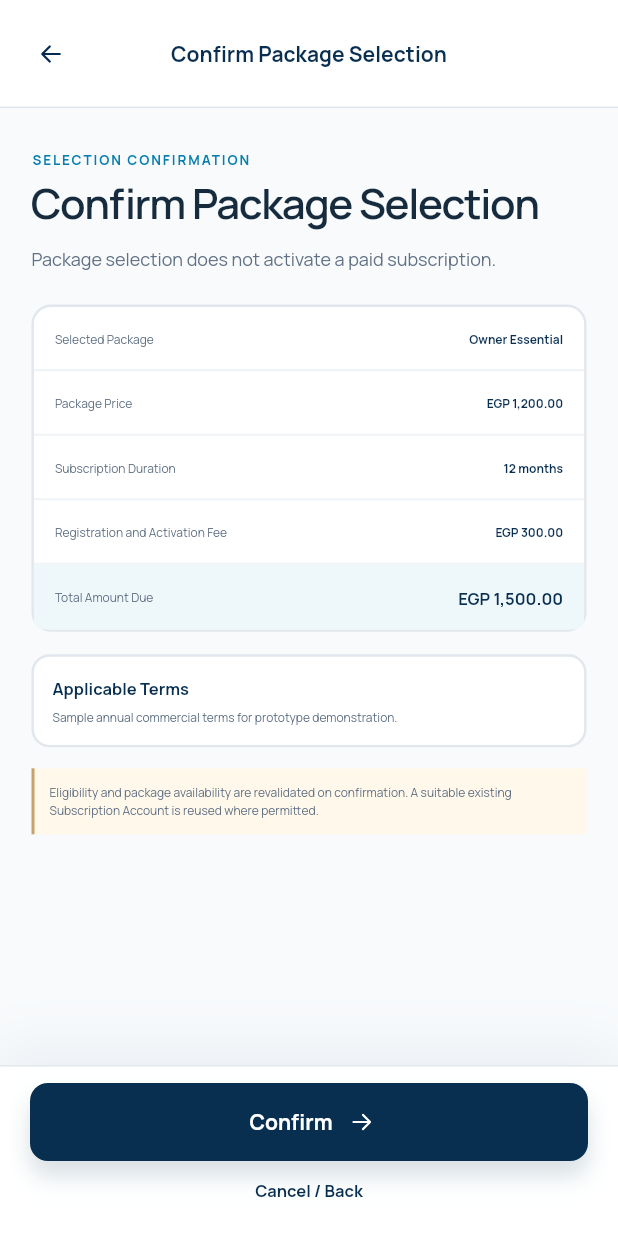
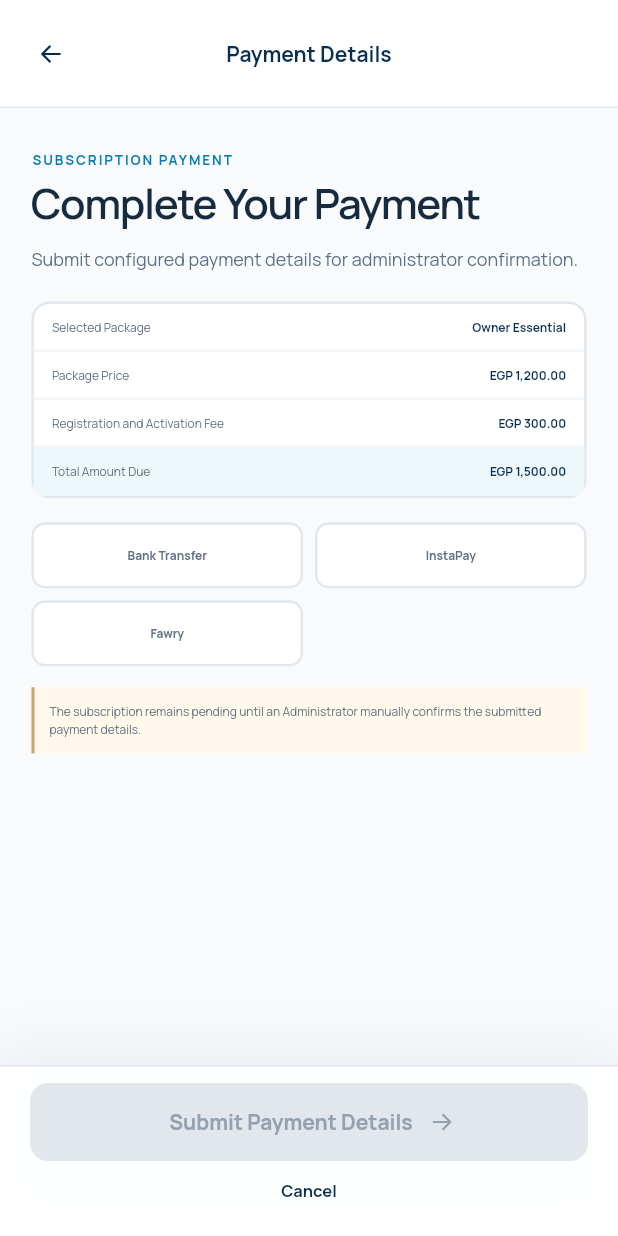
Before and after one commit to muhamedkrbalo/GO, a Flutter app: the OwnerPackageConfirmationScreen screen opened directly with sample values from the repository, after a tap on "Confirm", on a phone screen of 412 x 824 dp. Run offline on Flutter 3.47's test engine with Material 3 defaults, Android fonts, the phone set to English and light mode, and no system bars; our stand-ins replace bot_toast, cached_network_image, country_picker, dartz, dio, easy_localization and 22 more; missing offline and left inert: cached_network_svg_image; accounts and stored records are empty; project files that could hold a hidden picture were left out.

Commit message:
feat: Add payment method selection feature with UI components and state management (Payment Details Done )

```diff
--- a/lib/core/locale/app_locale_key.dart
+++ b/lib/core/locale/app_locale_key.dart
@@ -1172,4 +1172,13 @@ class AppLocaleKey {
   static const applicableTerms = 'applicableTerms';
   static const packageRevalidationNotice = 'packageRevalidationNotice';
   static const cancelOrBack = 'cancelOrBack';
+  static const paymentDetails = 'paymentDetails';
+  static const subscriptionPayment = 'subscriptionPayment';
+  static const completeYourPayment = 'completeYourPayment';
+  static const paymentDetailsDescription = 'paymentDetailsDescription';
+  static const bankTransfer = 'bankTransfer';
+  static const instaPay = 'instaPay';
+  static const fawry = 'fawry';
+  static const paymentPendingNotice = 'paymentPendingNotice';
+  static const submitPaymentDetails = 'submitPaymentDetails';
 }
--- a/lib/core/routes/app_routers.dart
+++ b/lib/core/routes/app_routers.dart
@@ -51,8 +51,10 @@ import '../../features/owner_navigation/presentation/view/screen/owner_navigatio
 import '../../features/owner_navigation/presentation/view/screen/owner_tab_placeholder_screen.dart';
 import '../../features/owner_packages/data/model/owner_package.dart';
 import '../../features/owner_packages/presentation/controller/owner_packages_cubit.dart';
+import '../../features/owner_packages/presentation/controller/package_payment_cubit.dart';
 import '../../features/owner_packages/presentation/view/screen/owner_package_confirmation_screen.dart';
 import '../../features/owner_packages/presentation/view/screen/owner_package_details_screen.dart';
+import '../../features/owner_packages/presentation/view/screen/owner_package_payment_screen.dart';
 import '../../features/owner_packages/presentation/view/screen/owner_packages_screen.dart';
 import '../../features/owner_registration/data/model/owner_unit.dart';
 import '../../features/owner_registration/data/model/registration_receipt.dart';
@@ -471,6 +473,16 @@ class AppRouters {
             OwnerPackageConfirmationScreen(package: state.extra! as OwnerPackage),
       ),
       GoRoute(
+        path: RoutePaths.ownerPackagePayment,
+        name: RouteNames.ownerPackagePayment,
+        redirect: (context, state) =>
+            state.extra is OwnerPackage ? null : RoutePaths.ownerPackages,
+        builder: (context, state) => BlocProvider(
+          create: (_) => sl<PackagePaymentCubit>(),
+          child: OwnerPackagePaymentScreen(package: state.extra! as OwnerPackage),
+        ),
+      ),
+      GoRoute(
         path: RoutePaths.zoomImage,
         name: RouteNames.zoomImage,
         // `extra` is null on deep links, web refresh and state restoration.
--- a/lib/core/routes/routes_name.dart
+++ b/lib/core/routes/routes_name.dart
@@ -43,6 +43,7 @@ abstract final class RoutePaths {
   static const String ownerPackages = '/owner-packages';
   static const String ownerPackageDetails = '/owner-package-details';
   static const String ownerPackageConfirmation = '/owner-package-confirmation';
+  static const String ownerPackagePayment = '/owner-package-payment';
   static const String zoomImage = '/zoom-image';
 }
 
@@ -91,5 +92,6 @@ abstract final class RouteNames {
   static const String ownerPackages = 'ownerPackages';
   static const String ownerPackageDetails = 'ownerPackageDetails';
   static const String ownerPackageConfirmation = 'ownerPackageConfirmation';
+  static const String ownerPackagePayment = 'ownerPackagePayment';
   static const String zoomImage = 'zoomImage';
 }
--- a/lib/core/services/service_locator.dart
+++ b/lib/core/services/service_locator.dart
@@ -21,6 +21,7 @@ import '../../features/broker_registration/presentation/controller/broker_villag
 import '../../features/onboarding/presentation/controller/onboarding_cubit.dart';
 import '../../features/owner_packages/data/model/sample_owner_packages.dart';
 import '../../features/owner_packages/presentation/controller/owner_packages_cubit.dart';
+import '../../features/owner_packages/presentation/controller/package_payment_cubit.dart';
 import '../../features/owner_registration/data/model/owner_unit.dart';
 import '../../features/owner_registration/data/model/registration_receipt.dart';
 import '../../features/owner_registration/data/model/sample_unit_reviews.dart';
@@ -195,4 +196,5 @@ void _initBrokerRegistration() {
 
 void _initOwnerPackages() {
   sl.registerFactory<OwnerPackagesCubit>(() => OwnerPackagesCubit(sampleOwnerPackages));
+  sl.registerFactory<PackagePaymentCubit>(PackagePaymentCubit.new);
 }
--- /dev/null
+++ b/lib/features/owner_packages/data/model/payment_method.dart
@@ -0,0 +1,11 @@
+import '../../../../core/locale/app_locale_key.dart';
+
+enum PaymentMethod {
+  bankTransfer(AppLocaleKey.bankTransfer),
+  instaPay(AppLocaleKey.instaPay),
+  fawry(AppLocaleKey.fawry);
+
+  const PaymentMethod(this.labelKey);
+
+  final String labelKey;
+}
--- /dev/null
+++ b/lib/features/owner_packages/presentation/controller/package_payment_cubit.dart
@@ -0,0 +1,12 @@
+import 'package:flutter_bloc/flutter_bloc.dart';
+
+import '../../data/model/payment_method.dart';
+
+class PackagePaymentCubit extends Cubit<PaymentMethod?> {
+  PackagePaymentCubit() : super(null);
+
+  void selectMethod(PaymentMethod method) {
+    if (method == state) return;
+    emit(method);
+  }
+}
--- a/lib/features/owner_packages/presentation/view/screen/owner_package_confirmation_screen.dart
+++ b/lib/features/owner_packages/presentation/view/screen/owner_package_confirmation_screen.dart
@@ -5,6 +5,7 @@ import 'package:go_router/go_router.dart';
 import '../../../../../core/custom_widgets/accent_notice/accent_notice.dart';
 import '../../../../../core/custom_widgets/custom_app_bar/custom_app_bar.dart';
 import '../../../../../core/locale/app_locale_key.dart';
+import '../../../../../core/routes/routes_name.dart';
 import '../../../../../core/theme/app_sizes.dart';
 import '../../../../../core/theme/extensions/theme_extensions.dart';
 import '../../../data/model/owner_package.dart';
@@ -54,7 +55,7 @@ class OwnerPackageConfirmationScreen extends StatelessWidget {
           PackageActionsBottomBar(
             confirmLabel: AppLocaleKey.confirm.tr(),
             backLabel: AppLocaleKey.cancelOrBack.tr(),
-            onConfirm: null,
+            onConfirm: () => context.pushNamed(RouteNames.ownerPackagePayment, extra: package),
             onBack: () => context.pop(),
           ),
         ],
--- /dev/null
+++ b/lib/features/owner_packages/presentation/view/screen/owner_package_payment_screen.dart
@@ -0,0 +1,53 @@
+import 'package:easy_localization/easy_localization.dart';
+import 'package:flutter/material.dart';
+
+import '../../../../../core/custom_widgets/accent_notice/accent_notice.dart';
+import '../../../../../core/custom_widgets/custom_app_bar/custom_app_bar.dart';
+import '../../../../../core/locale/app_locale_key.dart';
+import '../../../../../core/theme/app_sizes.dart';
+import '../../../../../core/theme/extensions/theme_extensions.dart';
+import '../../../data/model/owner_package.dart';
+import '../widget/owner_packages_intro.dart';
+import '../widget/package_payment_bottom_bar.dart';
+import '../widget/package_selection_summary_card.dart';
+import '../widget/payment_method_selector.dart';
+
+class OwnerPackagePaymentScreen extends StatelessWidget {
+  const OwnerPackagePaymentScreen({super.key, required this.package});
+
+  final OwnerPackage package;
+
+  static const _contentPadding = EdgeInsetsDirectional.fromSTEB(21, 27, 21, 34);
+  static const _noticeGap = SizedBox(height: 14);
+
+  @override
+  Widget build(BuildContext context) {
+    return Scaffold(
+      backgroundColor: context.customColors.canvas,
+      appBar: CustomAppBar(title: AppLocaleKey.paymentDetails.tr()),
+      body: Column(
+        children: [
+          Expanded(
+            child: ListView(
+              padding: _contentPadding,
+              children: [
+                OwnerPackagesIntro(
+                  eyebrow: AppLocaleKey.subscriptionPayment.tr(),
+                  title: AppLocaleKey.completeYourPayment.tr(),
+                  subtitle: AppLocaleKey.paymentDetailsDescription.tr(),
+                ),
+                AppSpacing.gapV20,
+                PackageSelectionSummaryCard(package: package, isCompact: true, showDuration: false),
+                AppSpacing.gapV16,
+                const PaymentMethodSelector(),
+                _noticeGap,
+                AccentNotice(message: AppLocaleKey.paymentPendingNotice.tr()),
+              ],
+            ),
+          ),
+          const PackagePaymentBottomBar(),
+        ],
+      ),
+    );
+  }
+}
--- a/lib/features/owner_packages/presentation/view/widget/package_actions_bottom_bar.dart
+++ b/lib/features/owner_packages/presentation/view/widget/package_actions_bottom_bar.dart
@@ -12,12 +12,14 @@ class PackageActionsBottomBar extends StatelessWidget {
     required this.backLabel,
     required this.onConfirm,
     required this.onBack,
+    this.isConfirmEnabled = true,
   });
 
   final String confirmLabel;
   final String backLabel;
   final VoidCallback? onConfirm;
   final VoidCallback onBack;
+  final bool isConfirmEnabled;
 
   static const _backButtonSize = Size(double.infinity, 38);
   static const _textHeight = 1.5;
@@ -32,7 +34,7 @@ class PackageActionsBottomBar extends StatelessWidget {
         mainAxisSize: MainAxisSize.min,
         crossAxisAlignment: CrossAxisAlignment.stretch,
         children: [
-          PrimaryArrowButton(text: confirmLabel, isEnabled: true, onPressed: onConfirm),
+          PrimaryArrowButton(text: confirmLabel, isEnabled: isConfirmEnabled, onPressed: onConfirm),
           TextButton(
             onPressed: onBack,
             style: TextButton.styleFrom(
--- a/lib/features/owner_packages/presentation/view/widget/package_info_row.dart
+++ b/lib/features/owner_packages/presentation/view/widget/package_info_row.dart
@@ -11,6 +11,7 @@ class PackageInfoRow extends StatelessWidget {
     required this.value,
     this.showDivider = false,
     this.isHighlighted = false,
+    this.isEmphasized = false,
     this.padding = const EdgeInsetsDirectional.symmetric(vertical: 9),
     this.minHeight = 0,
   });
@@ -19,6 +20,7 @@ class PackageInfoRow extends StatelessWidget {
   final String value;
   final bool showDivider;
   final bool isHighlighted;
+  final bool isEmphasized;
   final EdgeInsetsGeometry padding;
   final double minHeight;
 
@@ -28,7 +30,7 @@ class PackageInfoRow extends StatelessWidget {
   @override
   Widget build(BuildContext context) {
     final colors = context.customColors;
-    final valueStyle = isHighlighted ? AppTextStyles.xxsBold : AppTextStyles.xxxxxsMedium;
+    final valueStyle = isEmphasized ? AppTextStyles.xxsBold : AppTextStyles.xxxxxsMedium;
 
     return DecoratedBox(
       decoration: BoxDecoration(
--- /dev/null
+++ b/lib/features/owner_packages/presentation/view/widget/package_payment_bottom_bar.dart
@@ -0,0 +1,27 @@
+import 'package:easy_localization/easy_localization.dart';
+import 'package:flutter/material.dart';
+import 'package:flutter_bloc/flutter_bloc.dart';
+import 'package:go_router/go_router.dart';
+
+import '../../../../../core/locale/app_locale_key.dart';
+import '../../../data/model/payment_method.dart';
+import '../../controller/package_payment_cubit.dart';
+import 'package_actions_bottom_bar.dart';
+
+class PackagePaymentBottomBar extends StatelessWidget {
+  const PackagePaymentBottomBar({super.key});
+
+  @override
+  Widget build(BuildContext context) {
+    return BlocSelector<PackagePaymentCubit, PaymentMethod?, bool>(
+      selector: (method) => method != null,
+      builder: (context, hasMethod) => PackageActionsBottomBar(
+        confirmLabel: AppLocaleKey.submitPaymentDetails.tr(),
+        backLabel: AppLocaleKey.cancel.tr(),
+        isConfirmEnabled: hasMethod,
+        onConfirm: null,
+        onBack: () => context.pop(),
+      ),
+    );
+  }
+}
--- a/lib/features/owner_packages/presentation/view/widget/package_selection_summary_card.dart
+++ b/lib/features/owner_packages/presentation/view/widget/package_selection_summary_card.dart
@@ -8,65 +8,67 @@ import 'egp_amount.dart';
 import 'package_info_row.dart';
 
 class PackageSelectionSummaryCard extends StatelessWidget {
-  const PackageSelectionSummaryCard({super.key, required this.package});
+  const PackageSelectionSummaryCard({
+    super.key,
+    required this.package,
+    this.isCompact = false,
+    this.showDuration = true,
+  });
 
   final OwnerPackage package;
+  final bool isCompact;
+  final bool showDuration;
 
   static const _radius = BorderRadius.all(Radius.circular(13));
+  static const _compactRadius = BorderRadius.all(Radius.circular(12));
   static const _borderWidth = 1.6;
   static const _rowPadding = EdgeInsetsDirectional.symmetric(horizontal: 14, vertical: 9);
+  static const _compactRowPadding = EdgeInsetsDirectional.symmetric(horizontal: 12, vertical: 10);
   static const _rowMinHeight = 43.0;
 
   @override
   Widget build(BuildContext context) {
     final colors = context.customColors;
     final activationFee = package.activationFee;
+    final rowPadding = isCompact ? _compactRowPadding : _rowPadding;
+    final rowMinHeight = isCompact ? 0.0 : _rowMinHeight;
+    final lines = <(String, String)>[
+      (AppLocaleKey.selectedPackage.tr(), package.name),
+      (AppLocaleKey.packagePrice.tr(), formatEgpAmount(package.price)),
+      if (showDuration)
+        (
+          AppLocaleKey.subscriptionDuration.tr(),
+          AppLocaleKey.monthsCount.tr(args: ['${package.durationMonths}']),
+        ),
+      if (activationFee != null)
+        (AppLocaleKey.registrationAndActivationFee.tr(), formatEgpAmount(activationFee)),
+    ];
 
     return Container(
       clipBehavior: Clip.antiAlias,
       decoration: BoxDecoration(
         color: colors.surface,
-        borderRadius: _radius,
+        borderRadius: isCompact ? _compactRadius : _radius,
         border: Border.all(color: colors.subtleBorder, width: _borderWidth),
       ),
       child: Column(
         crossAxisAlignment: CrossAxisAlignment.stretch,
         children: [
-          PackageInfoRow(
-            label: AppLocaleKey.selectedPackage.tr(),
-            value: package.name,
-            showDivider: true,
-            padding: _rowPadding,
-            minHeight: _rowMinHeight,
-          ),
-          PackageInfoRow(
-            label: AppLocaleKey.packagePrice.tr(),
-            value: formatEgpAmount(package.price),
-            showDivider: true,
-            padding: _rowPadding,
-            minHeight: _rowMinHeight,
-          ),
-          PackageInfoRow(
-            label: AppLocaleKey.subscriptionDuration.tr(),
-            value: AppLocaleKey.monthsCount.tr(args: ['${package.durationMonths}']),
-            showDivider: true,
-            padding: _rowPadding,
-            minHeight: _rowMinHeight,
-          ),
-          if (activationFee != null)
+          for (final (label, value) in lines)
             PackageInfoRow(
-              label: AppLocaleKey.registrationAndActivationFee.tr(),
-              value: formatEgpAmount(activationFee),
+              label: label,
+              value: value,
               showDivider: true,
-              padding: _rowPadding,
-              minHeight: _rowMinHeight,
+              padding: rowPadding,
+              minHeight: rowMinHeight,
             ),
           PackageInfoRow(
             label: AppLocaleKey.totalAmountDue.tr(),
             value: formatEgpAmount(package.totalDueOnActivation),
             isHighlighted: true,
-            padding: _rowPadding,
-            minHeight: _rowMinHeight,
+            isEmphasized: !isCompact,
+            padding: rowPadding,
+            minHeight: rowMinHeight,
           ),
         ],
       ),
--- /dev/null
+++ b/lib/features/owner_packages/presentation/view/widget/payment_method_selector.dart
@@ -0,0 +1,55 @@
+import 'package:easy_localization/easy_localization.dart';
+import 'package:flutter/material.dart';
+import 'package:flutter_bloc/flutter_bloc.dart';
+
+import '../../../../../core/theme/app_sizes.dart';
+import '../../../data/model/payment_method.dart';
+import '../../controller/package_payment_cubit.dart';
+import 'payment_method_tile.dart';
+
+class PaymentMethodSelector extends StatelessWidget {
+  const PaymentMethodSelector({super.key});
+
+  static const _columns = 2;
+
+  @override
+  Widget build(BuildContext context) {
+    const methods = PaymentMethod.values;
+
+    return Column(
+      spacing: AppSpacing.s8,
+      children: [
+        for (var start = 0; start < methods.length; start += _columns)
+          Row(
+            spacing: AppSpacing.s8,
+            children: [
+              for (var index = start; index < start + _columns; index++)
+                Expanded(
+                  child: index < methods.length
+                      ? _PaymentMethodOption(method: methods[index])
+                      : const SizedBox.shrink(),
+                ),
+            ],
+          ),
+      ],
+    );
+  }
+}
+
+class _PaymentMethodOption extends StatelessWidget {
+  const _PaymentMethodOption({required this.method});
+
+  final PaymentMethod method;
+
+  @override
+  Widget build(BuildContext context) {
+    return BlocSelector<PackagePaymentCubit, PaymentMethod?, bool>(
+      selector: (selected) => selected == method,
+      builder: (context, isSelected) => PaymentMethodTile(
+        label: method.labelKey.tr(),
+        isSelected: isSelected,
+        onTap: () => context.read<PackagePaymentCubit>().selectMethod(method),
+      ),
+    );
+  }
+}
--- /dev/null
+++ b/lib/features/owner_packages/presentation/view/widget/payment_method_tile.dart
@@ -0,0 +1,66 @@
+import 'package:flutter/material.dart';
+
+import '../../../../../core/theme/app_text_styles.dart';
+import '../../../../../core/theme/extensions/theme_extensions.dart';
+
+class PaymentMethodTile extends StatelessWidget {
+  const PaymentMethodTile({
+    super.key,
+    required this.label,
+    required this.isSelected,
+    required this.onTap,
+  });
+
+  final String label;
+  final bool isSelected;
+  final VoidCallback onTap;
+
+  static const height = 44.0;
+  static const _duration = Duration(milliseconds: 180);
+  static const _radius = BorderRadius.all(Radius.circular(9));
+  static const _borderWidth = 1.6;
+  static const _textHeight = 1.5;
+
+  @override
+  Widget build(BuildContext context) {
+    final colors = context.customColors;
+
+    return Semantics(
+      button: true,
+      selected: isSelected,
+      inMutuallyExclusiveGroup: true,
+      child: AnimatedContainer(
+        duration: _duration,
+        height: height,
+        decoration: BoxDecoration(
+          color: isSelected ? colors.selectedSurface : colors.surface,
+          borderRadius: _radius,
+          border: Border.all(
+            color: isSelected ? colors.primary : colors.subtleBorder,
+            width: _borderWidth,
+          ),
+        ),
+        child: Material(
+          type: MaterialType.transparency,
+          child: InkWell(
+            onTap: onTap,
+            borderRadius: _radius,
+            child: Center(
+              child: Text(
+                label,
+                textAlign: TextAlign.center,
+                maxLines: 1,
+                overflow: TextOverflow.ellipsis,
+                style: AppTextStyles.xxxxxsMedium.copyWith(
+                  color: isSelected ? colors.textPrimary : colors.textMuted,
+                  fontWeight: FontWeight.w700,
+                  height: _textHeight,
+                ),
+              ),
+            ),
+          ),
+        ),
+      ),
+    );
+  }
+}
```
Also changed, not shown: i18n/ar.json (+10 -1 lines), i18n/en.json (+10 -1 lines), 1 other file.
